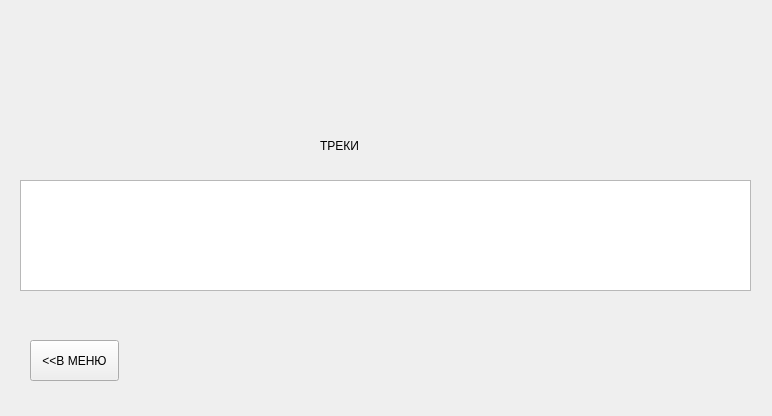
First picture: the form in Coursework_DB/testFrontend/Views/trackview.ui, repository Juliasunn/BMSTU, before the edit.
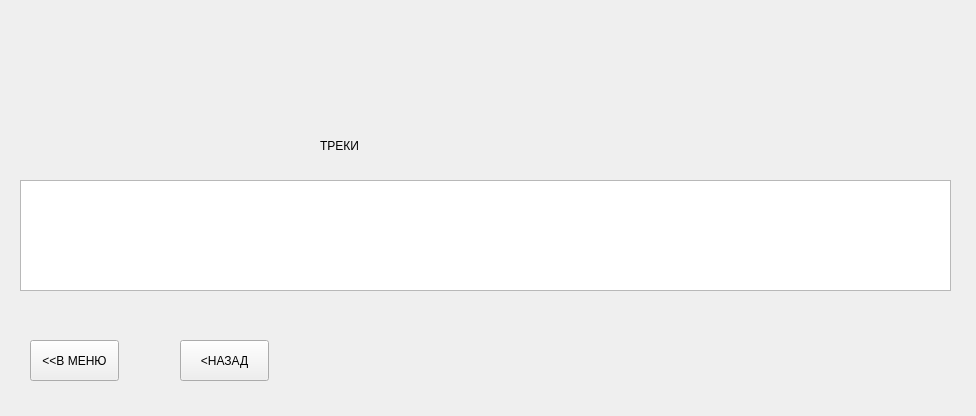
Second picture: the form after the edit.

```diff
--- a/Coursework_DB/testFrontend/Views/trackview.ui
+++ b/Coursework_DB/testFrontend/Views/trackview.ui
@@ -6,7 +6,7 @@
    <rect>
     <x>0</x>
     <y>0</y>
-    <width>772</width>
+    <width>976</width>
     <height>416</height>
    </rect>
   </property>
@@ -31,10 +31,13 @@
     <rect>
      <x>20</x>
      <y>180</y>
-     <width>731</width>
+     <width>931</width>
      <height>111</height>
     </rect>
    </property>
+   <attribute name="horizontalHeaderDefaultSectionSize">
+    <number>130</number>
+   </attribute>
   </widget>
   <widget class="QPushButton" name="btnMenu">
    <property name="geometry">
@@ -49,6 +52,19 @@
     <string>&lt;&lt;В МЕНЮ</string>
    </property>
   </widget>
+  <widget class="QPushButton" name="btnMenu_2">
+   <property name="geometry">
+    <rect>
+     <x>180</x>
+     <y>340</y>
+     <width>89</width>
+     <height>41</height>
+    </rect>
+   </property>
+   <property name="text">
+    <string>&lt;НАЗАД</string>
+   </property>
+  </widget>
  </widget>
  <resources/>
  <connections/>
```
